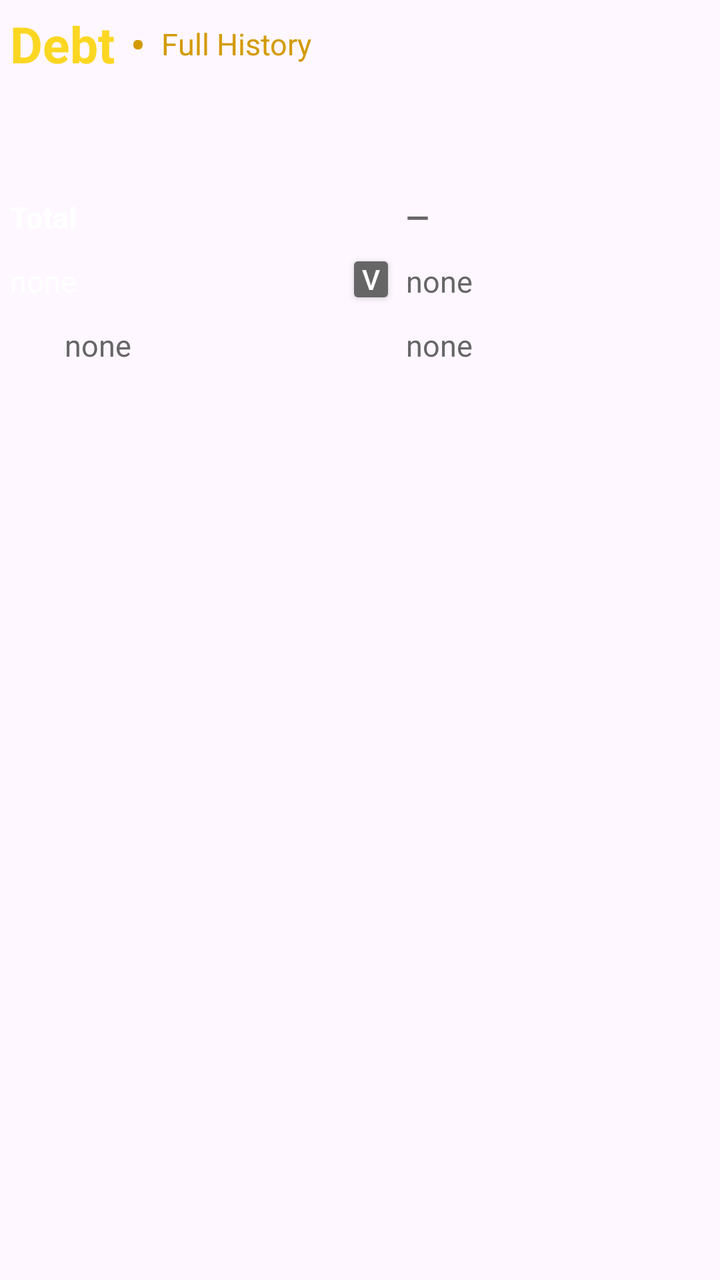
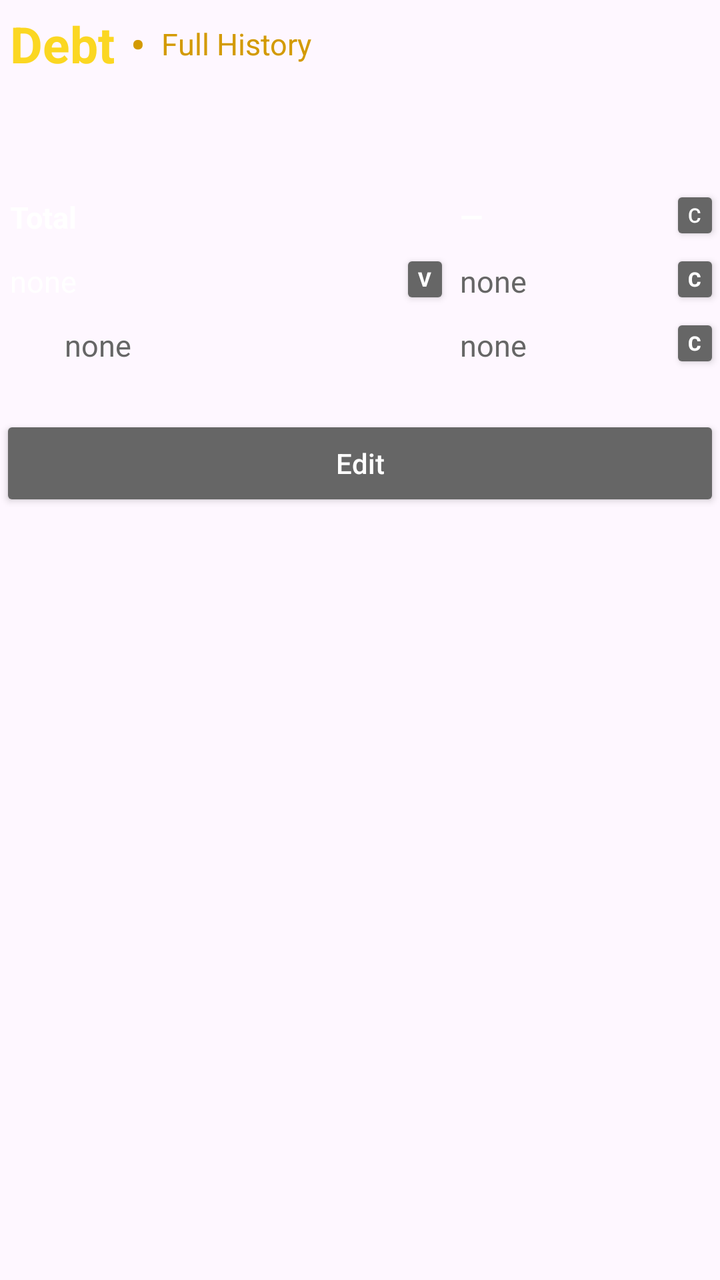

Screens rendered from an Android XML layout before and after an edit, with the pre-edit source and the edit as a unified diff.
<!-- AndroidManifest.xml: application theme Theme.Money -->
<!-- res/layout/iii_debt.xml -->
<?xml version="1.0" encoding="utf-8"?>
<androidx.constraintlayout.widget.ConstraintLayout
    xmlns:android="http://schemas.android.com/apk/res/android"
    xmlns:app="http://schemas.android.com/apk/res-auto"
    android:layout_width="match_parent"
    android:layout_height="match_parent">

    
    <LinearLayout
        android:id="@+id/main_action_bar"

        android:layout_width="wrap_content"
        android:layout_height="wrap_content"
        android:gravity="center"
        android:orientation="horizontal"

        app:layout_constraintStart_toStartOf="parent"
        app:layout_constraintTop_toTopOf="parent">

        
        <TextView
            android:text="@string/b_ab_debt"

            android:layout_width="wrap_content"
            android:layout_height="wrap_content"
            android:padding="5dp"

            android:textStyle="bold"
            android:textSize="25sp"
            android:textColor="#fbd722"/>

        
        <TextView
            android:text="@string/ab_separator"

            android:layout_width="wrap_content"
            android:layout_height="wrap_content"
            android:padding="3dp"

            android:textStyle="bold"
            android:textSize="20sp"
            android:textColor="#d39a00"/>

        
        <TextView
            android:id="@+id/b_ab_history"
            android:text="@string/b_ab_history"

            android:layout_width="wrap_content"
            android:layout_height="wrap_content"

            android:padding="5dp"
            android:textSize="15sp"
            android:textColor="#d39a00"

            android:clickable="true"
            android:focusable="true"/>
    </LinearLayout>

    <ScrollView
        android:id="@+id/scroll_view"
        android:layout_width="0dp"
        android:layout_height="0dp"
        app:layout_constraintBottom_toBottomOf="parent"
        app:layout_constraintStart_toStartOf="parent"
        app:layout_constraintEnd_toEndOf="parent"
        android:layout_marginTop="48dp"
        app:layout_constraintTop_toBottomOf="@id/main_action_bar">

        
        <LinearLayout
            android:layout_width="match_parent"
            android:layout_height="wrap_content"
            android:orientation="vertical">

            
            <LinearLayout
                android:layout_width="match_parent"
                android:layout_height="wrap_content"
                android:orientation="horizontal"
                android:baselineAligned="false">

                
                <LinearLayout
                    android:id="@+id/enter_bar"
                    android:layout_width="0dp"
                    android:layout_weight="1.10"
                    android:layout_height="wrap_content"

                    android:orientation="vertical">

                    <LinearLayout
                        android:layout_width="match_parent"
                        android:layout_height="wrap_content"
                        android:gravity="center_vertical"
                        android:orientation="horizontal"/>

                    <LinearLayout
                        android:layout_width="match_parent"
                        android:layout_height="wrap_content"
                        android:gravity="center_vertical"
                        android:orientation="horizontal">

                        <TextView
                            android:layout_width="0dp"
                            android:layout_height="wrap_content"
                            android:layout_weight="1"
                            android:padding="5dp"
                            android:text="@string/d_d_total"
                            android:textColor="#FFFFFF"
                            android:textSize="15sp"
                            android:textStyle="bold"/>

                    </LinearLayout>

                    <LinearLayout
                        android:id="@+id/p2"
                        android:layout_width="match_parent"
                        android:layout_height="wrap_content"
                        android:gravity="center_vertical"
                        android:orientation="horizontal">

                        <TextView
                            android:layout_width="0dp"
                            android:layout_height="wrap_content"
                            android:layout_weight="1"
                            android:padding="5dp"
                            android:text="@string/d_d_name"
                            android:textColor="#FFFFFF"
                            android:textSize="15sp" />

                        <androidx.appcompat.widget.AppCompatButton
                            android:id="@+id/d_b_name"
                            android:layout_width="25dp"
                            android:layout_height="30dp"
                            android:backgroundTint="#666666"
                            android:text="@string/d_b_name"
                            android:textColor="#FFFFFF"
                            android:padding="0dp"/>
                    </LinearLayout>

                    <TextView
                        android:layout_width="match_parent"
                        android:layout_height="wrap_content"
                        android:padding="5dp"
                        android:text="@string/d_d_date"
                        android:textColor="#666666"
                        android:textSize="15sp" />

                </LinearLayout>

                
                <LinearLayout
                    android:id="@+id/input_bar"
                    android:layout_width="0dp"
                    android:layout_height="wrap_content"
                    android:layout_weight="0.90"
                    android:orientation="vertical">

                    <EditText
                        android:id="@+id/d_S_total"
                        android:hint="@string/d_s_total"

                        android:textColorHint="#666666"
                        android:textColor="#FFFFFF"
                        android:layout_width="match_parent"
                        android:layout_height="wrap_content"
                        android:padding="5dp"
                        android:textSize="15sp"
                        android:background="@null"
                        android:importantForAutofill="no"
                        android:inputType="numberDecimal"
                        android:textStyle="bold"/>

                    <EditText
                        android:id="@+id/d_s_name"
                        android:hint="@string/d_s_name"

                        android:textColorHint="#666666"
                        android:textColor="#666666"
                        android:layout_width="match_parent"
                        android:layout_height="wrap_content"
                        android:padding="5dp"
                        android:textSize="15sp"
                        android:background="@null"
                        android:importantForAutofill="no"
                        android:inputType="text"/>

                    <EditText
                        android:id="@+id/d_s_date"
                        android:hint="@string/d_s_date"

                        android:textColorHint="#666666"
                        android:textColor="#FFFFFF"
                        android:layout_width="match_parent"
                        android:layout_height="wrap_content"
                        android:padding="5dp"
                        android:textSize="15sp"
                        android:background="@null"
                        android:importantForAutofill="no"/>
                </LinearLayout>
            </LinearLayout>
        </LinearLayout>
    </ScrollView>
</androidx.constraintlayout.widget.ConstraintLayout>
<!-- resources referenced by this layout -->
<resources>
  <string name="ab_separator">    •</string>
  <string name="b_ab_debt">       Debt</string>
  <string name="b_ab_history">    Full History</string>
  <string name="d_b_name">       v</string>
  <string name="d_d_date">       ㅤㅤnone</string>
  <string name="d_d_name">       noneㅤㅤ</string>
  <string name="d_d_total">      Totalㅤㅤ</string>
  <string name="d_s_date">       noneㅤㅤ</string>
  <string name="d_s_name">       noneㅤㅤ</string>
  <string name="d_s_total">      —ㅤㅤ</string>
  <style name="Theme.Money" parent="Theme.Material3.DayNight.NoActionBar">
          
          <item name="colorPrimary">@color/purple_500</item>
          <item name="colorPrimaryVariant">@color/purple_700</item>
          <item name="colorOnPrimary">@color/white</item>
          
          <item name="colorSecondary">@color/teal_200</item>
          <item name="colorSecondaryVariant">@color/teal_700</item>
          <item name="colorOnSecondary">@color/black</item>
          
          <item name="android:statusBarColor">?attr/colorPrimaryVariant</item>
          
      </style>
  <color name="purple_500">#d39a00</color>
  <color name="purple_700">#d39a00</color>
  <color name="white">#FFFFFFFF</color>
  <color name="teal_200">#fbd722</color>
  <color name="teal_700">#fbd722</color>
  <color name="black">#FF000000</color>
</resources>

<!-- the commit's change to res/layout/iii_debt.xml (unified diff, before → after) -->
@@ -60,11 +60,11 @@
     <ScrollView
         android:id="@+id/scroll_view"
         android:layout_width="0dp"
-        android:layout_height="0dp"
-        app:layout_constraintBottom_toBottomOf="parent"
+        android:layout_height="wrap_content"
+        android:layout_marginTop="48dp"
+
         app:layout_constraintStart_toStartOf="parent"
         app:layout_constraintEnd_toEndOf="parent"
-        android:layout_marginTop="48dp"
         app:layout_constraintTop_toBottomOf="@id/main_action_bar">
 
         
@@ -77,15 +77,15 @@
             <LinearLayout
                 android:layout_width="match_parent"
                 android:layout_height="wrap_content"
-                android:orientation="horizontal"
-                android:baselineAligned="false">
+                android:baselineAligned="false"
+                android:orientation="horizontal">
 
                 
                 <LinearLayout
                     android:id="@+id/enter_bar"
                     android:layout_width="0dp"
-                    android:layout_weight="1.10"
                     android:layout_height="wrap_content"
+                    android:layout_weight="1.25"
 
                     android:orientation="vertical">
 
@@ -93,7 +93,7 @@
                         android:layout_width="match_parent"
                         android:layout_height="wrap_content"
                         android:gravity="center_vertical"
-                        android:orientation="horizontal"/>
+                        android:orientation="horizontal" />
 
                     <LinearLayout
                         android:layout_width="match_parent"
@@ -109,7 +109,7 @@
                             android:text="@string/d_d_total"
                             android:textColor="#FFFFFF"
                             android:textSize="15sp"
-                            android:textStyle="bold"/>
+                            android:textStyle="bold" />
 
                     </LinearLayout>
 
@@ -134,9 +134,11 @@
                             android:layout_width="25dp"
                             android:layout_height="30dp"
                             android:backgroundTint="#666666"
+                            android:padding="0dp"
                             android:text="@string/d_b_name"
                             android:textColor="#FFFFFF"
-                            android:padding="0dp"/>
+                            android:textSize="10sp"
+                            android:textStyle="bold" />
                     </LinearLayout>
 
                     <TextView
@@ -154,52 +156,141 @@
                     android:id="@+id/input_bar"
                     android:layout_width="0dp"
                     android:layout_height="wrap_content"
-                    android:layout_weight="0.90"
+                    android:layout_weight="0.75"
                     android:orientation="vertical">
 
-                    <EditText
-                        android:id="@+id/d_S_total"
-                        android:hint="@string/d_s_total"
-
-                        android:textColorHint="#666666"
-                        android:textColor="#FFFFFF"
-                        android:layout_width="match_parent"
-                        android:layout_height="wrap_content"
-                        android:padding="5dp"
-                        android:textSize="15sp"
-                        android:background="@null"
-                        android:importantForAutofill="no"
-                        android:inputType="numberDecimal"
-                        android:textStyle="bold"/>
-
-                    <EditText
-                        android:id="@+id/d_s_name"
-                        android:hint="@string/d_s_name"
-
-                        android:textColorHint="#666666"
-                        android:textColor="#666666"
-                        android:layout_width="match_parent"
-                        android:layout_height="wrap_content"
-                        android:padding="5dp"
-                        android:textSize="15sp"
-                        android:background="@null"
-                        android:importantForAutofill="no"
-                        android:inputType="text"/>
-
-                    <EditText
-                        android:id="@+id/d_s_date"
-                        android:hint="@string/d_s_date"
-
-                        android:textColorHint="#666666"
-                        android:textColor="#FFFFFF"
-                        android:layout_width="match_parent"
-                        android:layout_height="wrap_content"
-                        android:padding="5dp"
-                        android:textSize="15sp"
-                        android:background="@null"
-                        android:importantForAutofill="no"/>
+                    <LinearLayout
+                        android:id="@+id/total"
+                        android:layout_width="match_parent"
+                        android:layout_height="wrap_content"
+                        android:gravity="center_vertical"
+                        android:orientation="horizontal">
+
+                        <TextView
+                            android:id="@+id/d_s_total"
+                            android:layout_width="0dp"
+                            android:layout_height="wrap_content"
+                            android:layout_weight="1"
+                            android:background="@null"
+                            android:hint="@string/d_s_total"
+                            android:importantForAutofill="no"
+
+                            android:inputType="numberDecimal"
+                            android:padding="5dp"
+
+                            android:text="@string/d_s_total"
+                            android:textColor="#FFFFFF"
+                            android:textColorHint="#666666"
+                            android:textSize="15sp"
+                            android:textStyle="bold" />
+
+                        <androidx.appcompat.widget.AppCompatButton
+                            android:id="@+id/d_s_b_total"
+                            android:layout_width="25dp"
+                            android:layout_height="30dp"
+                            android:backgroundTint="#666666"
+                            android:padding="0dp"
+                            android:text="@string/d_s_b_total"
+                            android:textAllCaps="false"
+                            android:textColor="#FFFFFF"
+                            android:textSize="10sp" />
+                    </LinearLayout>
+
+                    <LinearLayout
+                        android:id="@+id/name"
+                        android:layout_width="match_parent"
+                        android:layout_height="wrap_content"
+                        android:gravity="center_vertical"
+                        android:orientation="horizontal">
+
+                        <EditText
+                            android:id="@+id/d_s_name"
+                            android:layout_width="match_parent"
+
+                            android:layout_height="wrap_content"
+                            android:layout_weight="1"
+                            android:background="@null"
+                            android:hint="@string/d_s_name"
+                            android:importantForAutofill="no"
+                            android:inputType="text"
+                            android:padding="5dp"
+                            android:textColor="#666666"
+                            android:textColorHint="#666666"
+                            android:textSize="15sp" />
+
+                        <androidx.appcompat.widget.AppCompatButton
+                            android:id="@+id/d_s_b_name"
+                            android:layout_width="25dp"
+                            android:layout_height="30dp"
+                            android:backgroundTint="#666666"
+                            android:padding="0dp"
+                            android:text="@string/d_s_b_name"
+                            android:textAllCaps="false"
+                            android:textColor="#FFFFFF"
+                            android:textSize="10sp"
+                            android:textStyle="bold" />
+                    </LinearLayout>
+
+                    <LinearLayout
+                        android:id="@+id/date"
+                        android:layout_width="match_parent"
+                        android:layout_height="wrap_content"
+                        android:gravity="center_vertical"
+                        android:orientation="horizontal">
+
+                        <EditText
+                            android:id="@+id/d_s_date"
+                            android:layout_width="match_parent"
+
+                            android:layout_height="wrap_content"
+                            android:layout_weight="1"
+                            android:background="@null"
+                            android:hint="@string/d_s_date"
+                            android:importantForAutofill="no"
+                            android:inputType="text"
+                            android:padding="5dp"
+                            android:textColor="#666666"
+                            android:textColorHint="#666666"
+                            android:textSize="15sp" />
+
+                        <androidx.appcompat.widget.AppCompatButton
+                            android:id="@+id/d_s_b_date"
+                            android:layout_width="25dp"
+                            android:layout_height="30dp"
+                            android:backgroundTint="#666666"
+                            android:padding="0dp"
+                            android:text="@string/d_s_b_date"
+                            android:textAllCaps="false"
+                            android:textColor="#FFFFFF"
+                            android:textSize="10sp"
+                            android:textStyle="bold" />
+                    </LinearLayout>
                 </LinearLayout>
             </LinearLayout>
         </LinearLayout>
     </ScrollView>
+
+    
+    <LinearLayout
+        android:id="@+id/button_bar"
+        android:layout_marginTop="20dp"
+        android:orientation="horizontal"
+
+        app:layout_constraintStart_toStartOf="parent"
+        app:layout_constraintEnd_toEndOf="parent"
+        app:layout_constraintTop_toBottomOf="@id/scroll_view"
+        android:layout_width="0dp"
+        android:layout_height="wrap_content"
+        android:gravity="center">
+
+        <androidx.appcompat.widget.AppCompatButton
+            android:id="@+id/d_b_edit"
+            android:backgroundTint="#666666"
+            android:text="@string/d_b_edit"
+            android:textAllCaps="false"
+            android:textColor="#FFFFFF"
+            android:layout_width="match_parent"
+            android:layout_height="wrap_content"/>
+
+    </LinearLayout>
 </androidx.constraintlayout.widget.ConstraintLayout>
<!-- resource entries referenced after the edit -->
@@ -3,13 +3,17 @@
   <string name="ab_separator">    •</string>
   <string name="b_ab_debt">       Debt</string>
   <string name="b_ab_history">    Full History</string>
-  <string name="d_b_name">       v</string>
-  <string name="d_d_date">       ㅤㅤnone</string>
-  <string name="d_d_name">       noneㅤㅤ</string>
-  <string name="d_d_total">      Totalㅤㅤ</string>
-  <string name="d_s_date">       noneㅤㅤ</string>
-  <string name="d_s_name">       noneㅤㅤ</string>
-  <string name="d_s_total">      —ㅤㅤ</string>
+  <string name="d_b_edit">        Edit</string>
+  <string name="d_b_name">        v</string>
+  <string name="d_d_date">        ㅤㅤnone</string>
+  <string name="d_d_name">        noneㅤㅤ</string>
+  <string name="d_d_total">       Totalㅤㅤ</string>
+  <string name="d_s_b_date">      C</string>
+  <string name="d_s_b_name">      C</string>
+  <string name="d_s_b_total">     C</string>
+  <string name="d_s_date">        noneㅤㅤ</string>
+  <string name="d_s_name">        noneㅤㅤ</string>
+  <string name="d_s_total">       —ㅤㅤ</string>
   <style name="Theme.Money" parent="Theme.Material3.DayNight.NoActionBar">
           
           <item name="colorPrimary">@color/purple_500</item>
